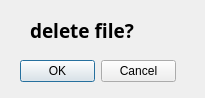
The window that DeleteDialog.ui (Lordyphon2021/LordyLink-online-firmware-updater) describes before a commit, drawn with Qt 5.
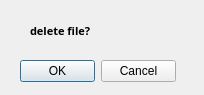
The same window after the commit.

```diff
--- a/DeleteDialog.ui
+++ b/DeleteDialog.ui
@@ -6,8 +6,8 @@
    <rect>
     <x>0</x>
     <y>0</y>
-    <width>205</width>
-    <height>98</height>
+    <width>204</width>
+    <height>95</height>
    </rect>
   </property>
   <property name="windowTitle">
@@ -38,7 +38,7 @@
    <property name="font">
     <font>
      <family>Lucida Sans Typewriter</family>
-     <pointsize>14</pointsize>
+     <pointsize>8</pointsize>
      <weight>75</weight>
      <bold>true</bold>
     </font>
```
